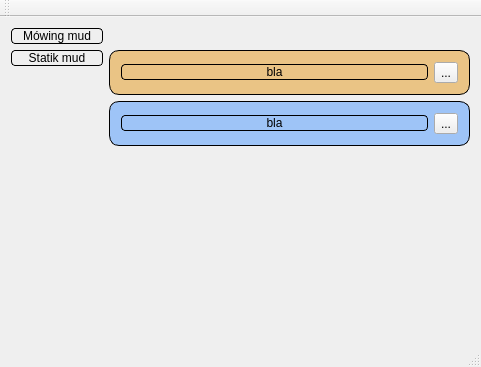
Qt form src/menuwindow.ui (dotevo/Pilocik) before a commit.
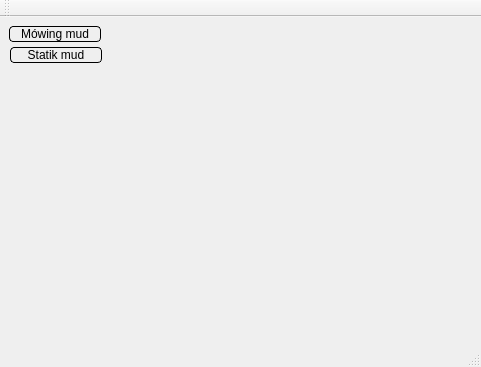
The same form after that commit. Custom widgets are drawn as their Qt base class.

Diff of the .ui file:
```diff
--- a/src/menuwindow.ui
+++ b/src/menuwindow.ui
@@ -53,92 +53,32 @@
 }</string>
   </property>
   <widget class="QWidget" name="centralWidget">
-   <layout class="QFormLayout" name="formLayout">
-    <item row="0" column="0">
-     <widget class="QPushButton" name="pushButton_3">
-      <property name="text">
-       <string>Mówing mud</string>
-      </property>
-     </widget>
-    </item>
-    <item row="1" column="0">
-     <widget class="QPushButton" name="pushButton_4">
-      <property name="text">
-       <string>Statik mud</string>
-      </property>
-     </widget>
-    </item>
-    <item row="1" column="1">
-     <widget class="TMovableFrame" name="frame_2">
-      <property name="styleSheet">
-       <string notr="true">QFrame{
-
-/*background: qlineargradient(x1: 0, y1: 0, x2: 0, y2: 1,
-                                 stop: 0 #ade650, stop: 1.0 #82be37);*/
-background-color: rgba(90%, 60%, 10%, 50%);
-   border: 1px solid #000;
-     border-radius: 10px;}</string>
-      </property>
-      <property name="frameShape">
-       <enum>QFrame::Box</enum>
-      </property>
-      <property name="frameShadow">
-       <enum>QFrame::Plain</enum>
-      </property>
-      <property name="lineWidth">
-       <number>5</number>
-      </property>
-      <property name="midLineWidth">
-       <number>49</number>
-      </property>
-      <layout class="QHBoxLayout" name="horizontalLayout_2">
-       <item>
-        <widget class="QPushButton" name="pushButton_2">
-         <property name="text">
-          <string>bla</string>
-         </property>
-        </widget>
-       </item>
-       <item>
-        <widget class="QToolButton" name="toolButton_2">
-         <property name="text">
-          <string>...</string>
-         </property>
-        </widget>
-       </item>
-      </layout>
-     </widget>
-    </item>
-    <item row="2" column="1">
-     <widget class="TMovableFrame" name="frame">
-      <property name="frameShape">
-       <enum>QFrame::Box</enum>
-      </property>
-      <property name="frameShadow">
-       <enum>QFrame::Raised</enum>
-      </property>
-      <property name="lineWidth">
-       <number>5</number>
-      </property>
-      <layout class="QHBoxLayout" name="horizontalLayout">
-       <item>
-        <widget class="QPushButton" name="pushButton">
-         <property name="text">
-          <string>bla</string>
-         </property>
-        </widget>
-       </item>
-       <item>
-        <widget class="QToolButton" name="toolButton">
-         <property name="text">
-          <string>...</string>
-         </property>
-        </widget>
-       </item>
-      </layout>
-     </widget>
-    </item>
-   </layout>
+   <widget class="QPushButton" name="pushButton_3">
+    <property name="geometry">
+     <rect>
+      <x>9</x>
+      <y>9</y>
+      <width>92</width>
+      <height>16</height>
+     </rect>
+    </property>
+    <property name="text">
+     <string>Mówing mud</string>
+    </property>
+   </widget>
+   <widget class="QPushButton" name="pushButton_4">
+    <property name="geometry">
+     <rect>
+      <x>10</x>
+      <y>30</y>
+      <width>92</width>
+      <height>16</height>
+     </rect>
+    </property>
+    <property name="text">
+     <string>Statik mud</string>
+    </property>
+   </widget>
   </widget>
   <widget class="QMenuBar" name="menuBar">
    <property name="geometry">
@@ -161,14 +101,6 @@
   <widget class="QStatusBar" name="statusBar"/>
  </widget>
  <layoutdefault spacing="6" margin="11"/>
- <customwidgets>
-  <customwidget>
-   <class>TMovableFrame</class>
-   <extends>QFrame</extends>
-   <header>tmovableframe.h</header>
-   <container>1</container>
-  </customwidget>
- </customwidgets>
  <resources/>
  <connections/>
 </ui>
```
